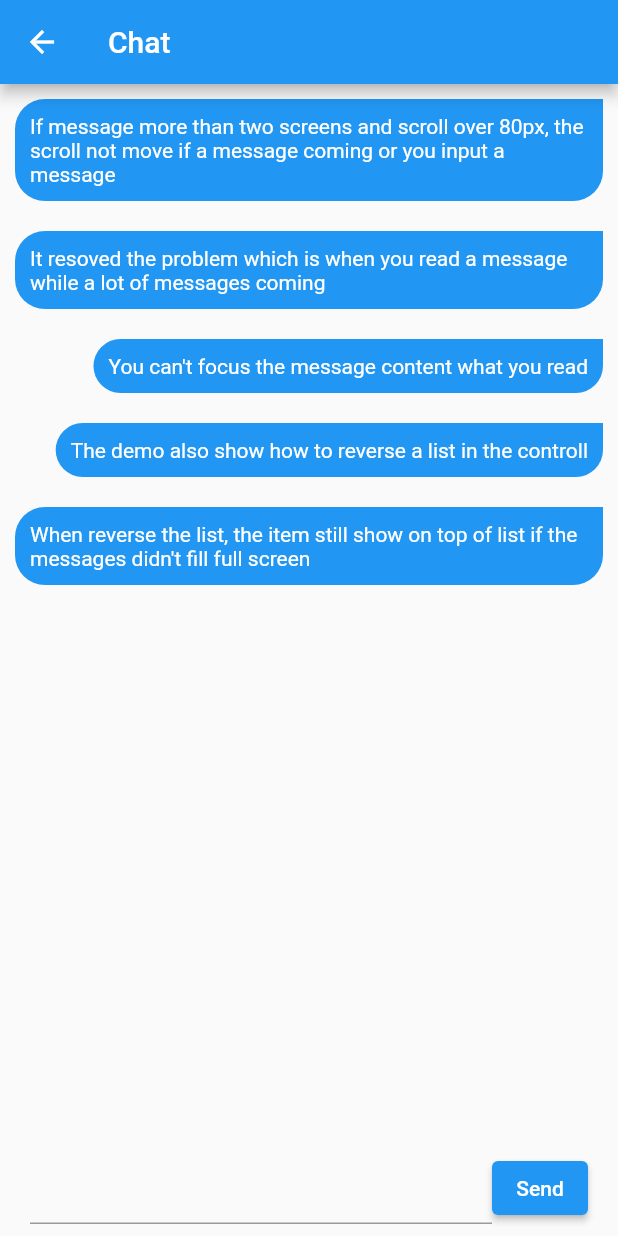
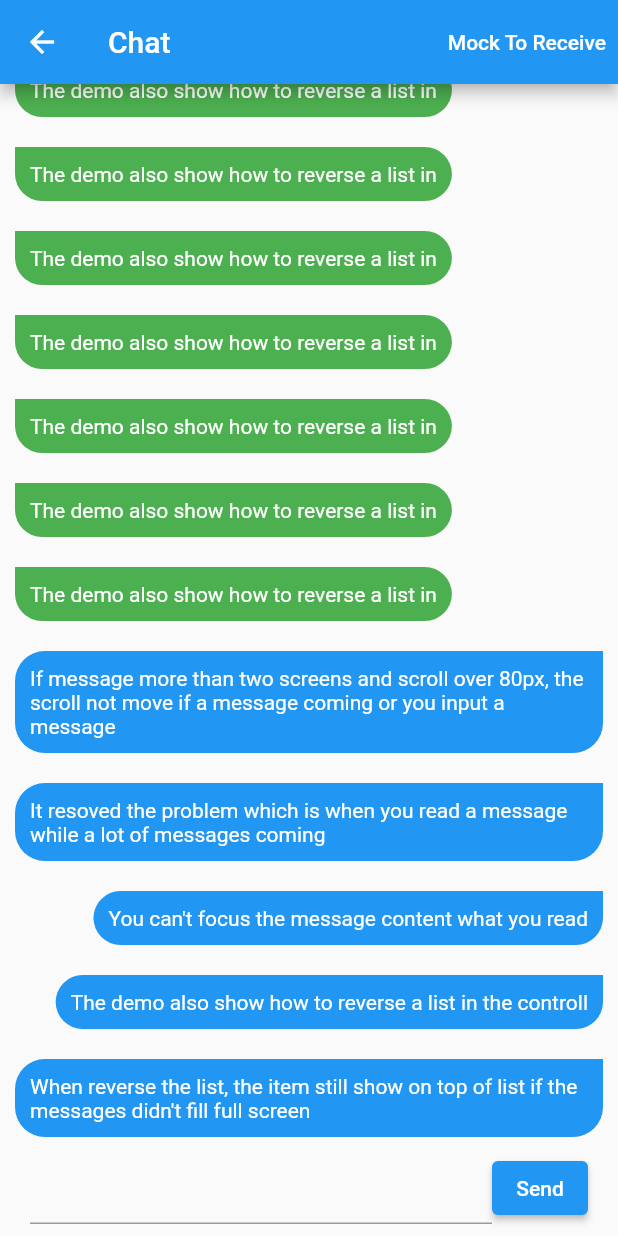
Before and after one commit to robert-luoqing/flutter_list_view, a Flutter app: the Chat screen opened by its route, after a tap on "Send", on a phone screen of 412 x 824 dp. Run offline on Flutter 3.47's test engine with Material 2 defaults, Android fonts, the phone set to English and light mode, and no system bars; our stand-ins replace flutter_html, pull_to_refresh.

Commit message:
Fixed initOffsetBasedOnBottom which jump to index is not work correctly

```diff
--- a/example/lib/chat.dart
+++ b/example/lib/chat.dart
@@ -1,10 +1,19 @@
+import 'dart:math';
+
 import 'package:flutter_list_view/flutter_list_view.dart';
 import 'package:flutter/material.dart';
 
+enum MessageType {
+  sent,
+  receive,
+  tag,
+}
+
 class ChatModel {
-  ChatModel({required this.id, required this.msg});
+  ChatModel({required this.id, required this.msg, required this.type});
   int id;
   String msg;
+  MessageType type;
 }
 
 class Chat extends StatefulWidget {
@@ -15,73 +24,167 @@ class Chat extends StatefulWidget {
 
 class _ChatState extends State<Chat> {
   int currentId = 0;
-  List<ChatModel> chatListContents = [];
+
+  List<ChatModel> messages = [];
   final myController = TextEditingController();
-  var stackKey = GlobalKey();
+  final FlutterListViewController listViewController =
+      FlutterListViewController();
+  int lastReadMessageIndex = 0;
 
   @override
   void initState() {
-    _insertMessage(
-        "If message more than two screens and scroll over 80px, the scroll not move if a message coming or you input a message");
-    _insertMessage(
-        "It resoved the problem which is when you read a message while a lot of messages coming");
-    _insertMessage("You can't focus the message content what you read");
-    _insertMessage("The demo also show how to reverse a list in the controll");
-    _insertMessage(
-        "When reverse the list, the item still show on top of list if the messages didn't fill full screen");
+    _loadMessages();
     super.initState();
   }
 
-  _insertMessage(String msg) {
-    chatListContents.insert(0, ChatModel(id: ++currentId, msg: msg.trim()));
+  /// It is mockup to load messages from server
+  _loadMessages() async {
+    await Future.delayed(const Duration(milliseconds: 100));
+    var prevTimes = Random().nextInt(30) + 10;
+    for (var i = 0; i < prevTimes; i++) {
+      _insertReceiveMessage("The demo also show how to reverse a list in\r\n" *
+          (Random().nextInt(4) + 1));
+    }
+    _insertTagMessage("Last readed");
+    var nextTimes = Random().nextInt(50) + 1;
+    for (var i = 0; i < nextTimes; i++) {
+      _insertReceiveMessage("The demo also show how to reverse a list in\r\n" *
+          (Random().nextInt(4) + 1));
+    }
+    _insertSendMessage(
+        "If message more than two screens and scroll over 80px, the scroll not move if a message coming or you input a message");
+    _insertSendMessage(
+        "It resoved the problem which is when you read a message while a lot of messages coming");
+    _insertSendMessage("You can't focus the message content what you read");
+    _insertSendMessage(
+        "The demo also show how to reverse a list in the controll");
+    _insertSendMessage(
+        "When reverse the list, the item still show on top of list if the messages didn't fill full screen");
+
+    lastReadMessageIndex = messages.length - prevTimes - 1;
+    print("--------------------$lastReadMessageIndex");
+
+    setState(() {});
   }
 
-  _submitMessage() {
+  _insertSendMessage(String msg) {
+    messages.insert(
+        0, ChatModel(id: ++currentId, msg: msg.trim(), type: MessageType.sent));
+  }
+
+  _insertReceiveMessage(String msg) {
+    messages.insert(0,
+        ChatModel(id: ++currentId, msg: msg.trim(), type: MessageType.receive));
+  }
+
+  _insertTagMessage(String msg) {
+    messages.insert(
+        0, ChatModel(id: ++currentId, msg: msg.trim(), type: MessageType.tag));
+  }
+
+  _mockToReceiveMessage() {
+    var times = Random().nextInt(4) + 1;
+    for (var i = 0; i < times; i++) {
+      _insertReceiveMessage("The demo also show how to reverse a list in\r\n" *
+          (Random().nextInt(4) + 1));
+    }
+    setState(() {});
+  }
+
+  _sendMessage() {
     if (myController.text.isNotEmpty) {
       setState(() {
-        _insertMessage(myController.text);
+        _insertSendMessage(myController.text);
       });
+      listViewController.sliverController.jumpToIndex(0);
       myController.text = "";
+    }
+  }
+
+  _renderItem(int index) {
+    var msg = messages[index];
+    if (msg.type == MessageType.tag) {
+      return Align(
+        alignment: Alignment.center,
+        child: Padding(
+          padding: const EdgeInsets.all(10.0),
+          child: Container(
+            decoration: const BoxDecoration(
+                color: Colors.grey,
+                borderRadius: BorderRadius.all(Radius.circular(5))),
+            child: Padding(
+              padding: const EdgeInsets.all(10.0),
+              child: Text(
+                msg.msg,
+                style: const TextStyle(fontSize: 14.0, color: Colors.white),
+              ),
+            ),
+          ),
+        ),
+      );
+    } else {
+      return Align(
+        alignment: msg.type == MessageType.sent
+            ? Alignment.centerRight
+            : Alignment.centerLeft,
+        child: Padding(
+          padding: const EdgeInsets.all(10.0),
+          child: Container(
+            decoration: BoxDecoration(
+                color:
+                    msg.type == MessageType.sent ? Colors.blue : Colors.green,
+                borderRadius: msg.type == MessageType.sent
+                    ? const BorderRadius.only(
+                        topLeft: Radius.circular(20),
+                        bottomLeft: Radius.circular(20),
+                        bottomRight: Radius.circular(20))
+                    : const BorderRadius.only(
+                        topRight: Radius.circular(20),
+                        bottomLeft: Radius.circular(20),
+                        bottomRight: Radius.circular(20))),
+            child: Padding(
+              padding: const EdgeInsets.all(10.0),
+              child: Text(
+                msg.msg,
+                style: const TextStyle(fontSize: 14.0, color: Colors.white),
+              ),
+            ),
+          ),
+        ),
+      );
     }
   }
 
   _renderList() {
     return FlutterListView(
         reverse: true,
+        controller: listViewController,
         delegate: FlutterListViewDelegate(
-            (BuildContext context, int index) => Align(
-                  alignment: Alignment.centerRight,
-                  child: Padding(
-                    padding: const EdgeInsets.all(10.0),
-                    child: Container(
-                      decoration: const BoxDecoration(
-                          color: Colors.blue,
-                          borderRadius: BorderRadius.only(
-                              topLeft: Radius.circular(20),
-                              bottomLeft: Radius.circular(20),
-                              bottomRight: Radius.circular(20))),
-                      child: Padding(
-                        padding: const EdgeInsets.all(10.0),
-                        child: Text(
-                          chatListContents[index].msg,
-                          style: const TextStyle(
-                              fontSize: 14.0, color: Colors.white),
-                        ),
-                      ),
-                    ),
-                  ),
-                ),
-            childCount: chatListContents.length,
-            onItemKey: (index) => chatListContents[index].id.toString(),
+            (BuildContext context, int index) => _renderItem(index),
+            childCount: messages.length,
+            onItemKey: (index) => messages[index].id.toString(),
             keepPosition: true,
-            keepPositionOffset: 80,
+            keepPositionOffset: 40,
+            initIndex: lastReadMessageIndex,
+            initOffset: 0,
+            initOffsetBasedOnBottom: true,
             firstItemAlign: FirstItemAlign.end));
   }
 
   @override
   Widget build(BuildContext context) {
     return Scaffold(
-        appBar: AppBar(title: const Text("Chat")),
+        appBar: AppBar(
+          title: const Text("Chat"),
+          actions: [
+            TextButton(
+                onPressed: _mockToReceiveMessage,
+                child: const Text(
+                  "Mock To Receive",
+                  style: TextStyle(color: Colors.white),
+                ))
+          ],
+        ),
         resizeToAvoidBottomInset: true,
         body: GestureDetector(
             onTap: () {
@@ -108,10 +211,7 @@ class _ChatState extends State<Chat> {
                           ),
                         ),
                         ElevatedButton(
-                            onPressed: () {
-                              _submitMessage();
-                            },
-                            child: const Text("Send"))
+                            onPressed: _sendMessage, child: const Text("Send"))
                       ]),
                     )
                   ],
@@ -122,9 +222,8 @@ class _ChatState extends State<Chat> {
 
   @override
   void dispose() {
-    // Clean up the controller when the widget is removed from the
-    // widget tree.
     myController.dispose();
+    listViewController.dispose();
     super.dispose();
   }
 }
--- a/example/lib/init_jump_after_loaddata.dart
+++ b/example/lib/init_jump_after_loaddata.dart
@@ -20,6 +20,7 @@ class _InitJumpAfterLoadDataPageState extends State<InitJumpAfterLoadDataPage> {
   double initOffset = 0;
   List<FlutterListViewItemPosition> lastPositions = [];
   String htmlLine = "<div>Single line</div>";
+  int forceToExecuteInitIndex = 0;
 
   @override
   initState() {
@@ -51,6 +52,7 @@ class _InitJumpAfterLoadDataPageState extends State<InitJumpAfterLoadDataPage> {
         0, List.filled(2 + _random.nextInt(10), '\n').join(htmlLine));
     data = newData;
     initIndex++;
+    forceToExecuteInitIndex++;
     print("---------------index:$initIndex, offset: $initOffset");
     setState(() {});
   }
@@ -83,6 +85,7 @@ class _InitJumpAfterLoadDataPageState extends State<InitJumpAfterLoadDataPage> {
                 preferItemHeight: 200,
                 childCount: data.length,
                 initIndex: initIndex,
+                forceToExecuteInitIndex: forceToExecuteInitIndex,
                 initOffset: initOffset,
                 firstItemAlign: FirstItemAlign.end,
               ),
--- a/lib/src/flutter_list_view_delegate.dart
+++ b/lib/src/flutter_list_view_delegate.dart
@@ -33,6 +33,7 @@ class FlutterListViewDelegate extends SliverChildDelegate {
       this.preferItemHeight = 50,
       this.firstItemAlign = FirstItemAlign.start,
       this.initIndex = 0,
+      this.forceToExecuteInitIndex,
       this.initOffset = 0.0,
       this.initOffsetBasedOnBottom = false,
       this.onIsPermanent,
@@ -42,7 +43,11 @@ class FlutterListViewDelegate extends SliverChildDelegate {
   /// When initIndex changed, if child count is not 0, it also effect
   /// [initOffset] is scroll to index and the distance from top or bottom based
   /// on [initOffsetBasedOnBottom]
+  /// If your [initIndex] didn't change. but data have changed, if you want force wiget to jump to initIndex,
+  /// You can change [forceToExecuteInitIndex], widget will detct does the forceToExecuteInitIndex have be changed.
+  /// Once it changed, It also enforce to execute jump to initIndex.
   final int initIndex;
+  final int? forceToExecuteInitIndex;
   final double initOffset;
   final bool initOffsetBasedOnBottom;
 
--- a/lib/src/flutter_list_view_element.dart
+++ b/lib/src/flutter_list_view_element.dart
@@ -24,18 +24,23 @@ class FlutterListViewElement extends RenderObjectElement {
     int newInitIndex = 0;
     int oldChildCount = 0;
     int newChildCount = 0;
+    int? oldForceToExecuteInitIndex;
+    int? newForceToExecuteInitIndex;
+
     double newInitOffset = 0.0;
     bool newInitOffsetBasedOnBottom = false;
 
     if (oldDelegate != null && oldDelegate is FlutterListViewDelegate) {
       oldInitIndex = oldDelegate.initIndex;
       oldChildCount = oldDelegate.childCount ?? 99999999;
+      oldForceToExecuteInitIndex = oldDelegate.forceToExecuteInitIndex;
     }
     if (newDelegate is FlutterListViewDelegate) {
       newInitIndex = newDelegate.initIndex;
       newChildCount = newDelegate.childCount ?? 99999999;
       newInitOffset = newDelegate.initOffset;
       newInitOffsetBasedOnBottom = newDelegate.initOffsetBasedOnBottom;
+      newForceToExecuteInitIndex = newDelegate.forceToExecuteInitIndex;
     }
 
     bool needJump = false;
@@ -47,8 +52,13 @@ class FlutterListViewElement extends RenderObjectElement {
       }
     }
 
+    if (oldForceToExecuteInitIndex != newForceToExecuteInitIndex) {
+      needJump = true;
+    }
+
     if (needJump) {
       indexShoudBeJumpTo = newInitIndex;
+      redoJumpIndexTimes = 0;
       indexShoudBeJumpOffset = newInitOffset;
       offsetBasedOnBottom = newInitOffsetBasedOnBottom;
       markAsInvalid = true;
@@ -86,7 +96,9 @@ class FlutterListViewElement extends RenderObjectElement {
   bool markAsInvalid = true;
 
   /// [indexShoudBeJumpTo] is mean not jump to
+  /// [redoJumpIndexTimes] is used to two times evalute the position
   int? indexShoudBeJumpTo;
+  int redoJumpIndexTimes = 0;
   double indexShoudBeJumpOffset = 0.0;
 
   /// [offsetBasedOnBottom] only apply to jumpTo and comunicate with render
@@ -142,6 +154,7 @@ class FlutterListViewElement extends RenderObjectElement {
     assert(index >= 0 && index < childCount,
         "Index should be >=0 and  <= child count");
     indexShoudBeJumpTo = index;
+    redoJumpIndexTimes = 0;
     indexShoudBeJumpOffset = offset;
     offsetBasedOnBottom = basedOnBottom;
     markAsInvalid = true;
--- a/lib/src/flutter_list_view_render.dart
+++ b/lib/src/flutter_list_view_render.dart
@@ -1,6 +1,5 @@
 import 'flutter_list_view_delegate.dart';
 import 'package:flutter/rendering.dart';
-import 'package:flutter/widgets.dart';
 import 'flutter_list_view_element.dart';
 import 'flutter_list_view_model.dart';
 import 'flutter_list_view_render_data.dart';
@@ -147,10 +146,12 @@ class FlutterListViewRender extends RenderSliver
       RenderBox child = spElement!.element.renderObject! as RenderBox;
       child.layout(childConstraints, parentUsesSize: true);
       var itemHeight = child.size.height;
-      compensationScroll += childManager.updateElementPosition(
+      var singleCompensationScroll = childManager.updateElementPosition(
           spEle: spElement!,
           newHeight: itemHeight,
           needUpdateNextElementOffset: true);
+
+      compensationScroll += singleCompensationScroll;
     }
 
     while (true) {
@@ -284,6 +285,15 @@ class FlutterListViewRender extends RenderSliver
           hasVisualOverflow: true,
           scrollOffsetCorrection: scrollDy - constraints.scrollOffset);
       return true;
+    }
+
+    // scrollDy == 0 To do twice jump.
+    if (scrollDy == 0 && childManager.redoJumpIndexTimes == 0) {
+      childManager.redoJumpIndexTimes++;
+      childManager.indexShoudBeJumpTo = jumpIndex;
+      childManager.indexShoudBeJumpOffset = indexShoudBeJumpOffset;
+      childManager.offsetBasedOnBottom = offsetBasedOnBottom;
+      childManager.markAsInvalid = true;
     }
 
     return false;
```
